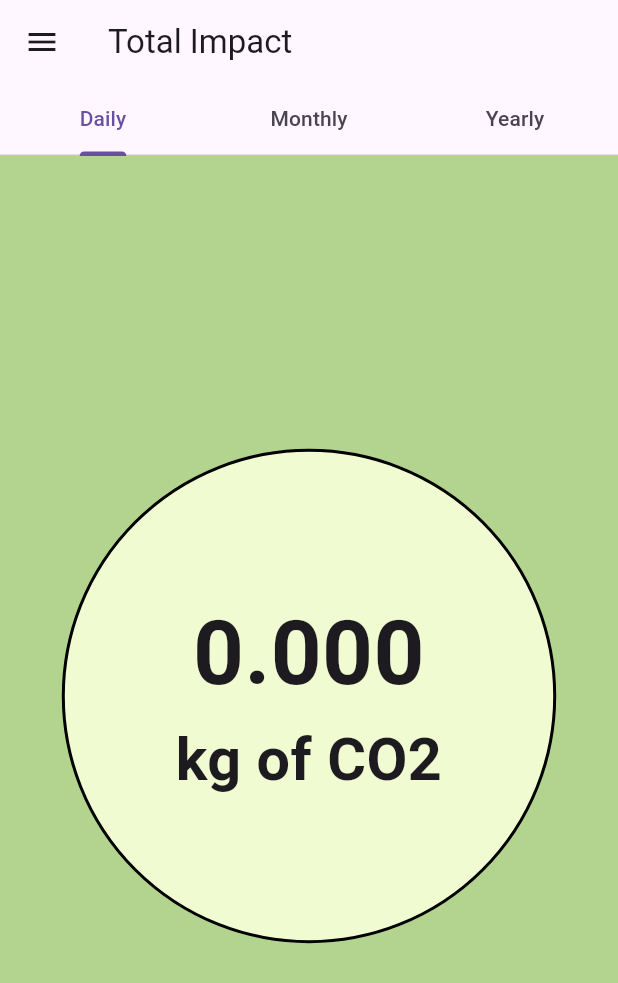
After one commit to HelenBat/Digi-Battery-usage-tracker, a Flutter app: the TotalImpactPage screen opened by its route, on a phone screen of 412 x 824 dp. The commit adds this screen. Shown: the top 983 px of the screen. Run offline on Flutter 3.47's test engine with Material 3 defaults, Android fonts, the phone set to English and light mode, and no system bars; our stand-ins replace fl_chart; Roboto replaces fonts that are missing (Titillium).

Commit message:
total impact page added

```diff
--- a/lib/main.dart
+++ b/lib/main.dart
@@ -3,6 +3,7 @@
 import 'package:flutter/material.dart';
 import 'pages/home_page.dart';
 import 'pages/stats_page.dart';
+import 'pages/total_impact_page.dart';
 import 'screens/permission_check_screen.dart';
 
 void main() {
@@ -34,6 +35,7 @@ class SocialMediaCarbonFootprintApp extends StatelessWidget {
         // Step 2: If granted, go to real home
         '/home': (context) => const HomePage(),
         '/stats': (context) => const StatsPage(),
+        '/totalImpact': (context) => const TotalImpactPage(),
       },
     );
   }
--- /dev/null
+++ b/lib/pages/total_impact_page.dart
@@ -0,0 +1,164 @@
+import 'package:flutter/material.dart';
+import '../services/usage_service.dart';
+import '../widgets/carbon_circle.dart';
+import '../widgets/app_drawer.dart';
+
+class TotalImpactPage extends StatefulWidget {
+  const TotalImpactPage({Key? key}) : super(key: key);
+
+  @override
+  State<TotalImpactPage> createState() => _TotalImpactPageState();
+}
+
+class _TotalImpactPageState extends State<TotalImpactPage>
+    with SingleTickerProviderStateMixin {
+  late TabController _tabController;
+  final UsageService _usageService = UsageService();
+
+  // Data placeholders
+  double _dailyImpact = 0.0;
+  double _monthlyImpact = 0.0;
+  double _yearlyImpact = 0.0;
+
+  bool _loadingDaily = true;
+  bool _loadingMonthly = true;
+  bool _loadingYearly = true;
+
+  @override
+  void initState() {
+    super.initState();
+    _tabController = TabController(length: 3, vsync: this);
+    _fetchAllData();
+  }
+
+  /// Fetch all time ranges in sequence
+  Future<void> _fetchAllData() async {
+    await _fetchYearlyImpact();
+    await _fetchMonthlyImpact();
+    await _fetchDailyImpact();
+  }
+
+  Future<void> _fetchYearlyImpact() async {
+    try {
+      final now = DateTime.now();
+      final startThisYear = DateTime(now.year, 1, 1);
+      final startLastYear = DateTime(now.year - 1, 1, 1);
+      final endLastYear = DateTime(now.year - 1, 12, 31, 23, 59, 59);
+
+      final thisYearData = await _usageService.getRangeUsage(
+          start: startThisYear, end: now);
+      final lastYearData = await _usageService.getRangeUsage(
+          start: startLastYear, end: endLastYear);
+
+      final thisYearTotal =
+          thisYearData.fold<double>(0, (sum, item) => sum + (item['co2'] as double));
+      final lastYearTotal =
+          lastYearData.fold<double>(0, (sum, item) => sum + (item['co2'] as double));
+
+      setState(() {
+        _yearlyImpact = thisYearTotal - lastYearTotal;
+      });
+    } catch (e) {
+      debugPrint('Error fetching yearly impact: $e');
+    } finally {
+      setState(() {
+        _loadingYearly = false;
+      });
+    }
+  }
+
+  Future<void> _fetchMonthlyImpact() async {
+    try {
+      final now = DateTime.now();
+      final startThisMonth = DateTime(now.year, now.month, 1);
+      final startLastMonth =
+          DateTime(now.year, now.month - 1, 1); // Handles year overflow too
+      final endLastMonth = DateTime(now.year, now.month, 0); // Last day of last month
+
+      final thisMonthData = await _usageService.getRangeUsage(
+          start: startThisMonth, end: now);
+      final lastMonthData = await _usageService.getRangeUsage(
+          start: startLastMonth, end: endLastMonth);
+
+      final thisMonthTotal =
+          thisMonthData.fold<double>(0, (sum, item) => sum + (item['co2'] as double));
+      final lastMonthTotal =
+          lastMonthData.fold<double>(0, (sum, item) => sum + (item['co2'] as double));
+
+      setState(() {
+        _monthlyImpact = thisMonthTotal - lastMonthTotal;
+      });
+    } catch (e) {
+      debugPrint('Error fetching monthly impact: $e');
+    } finally {
+      setState(() {
+        _loadingMonthly = false;
+      });
+    }
+  }
+
+  Future<void> _fetchDailyImpact() async {
+    try {
+      final now = DateTime.now();
+      final startToday = DateTime(now.year, now.month, now.day);
+      final startYesterday = startToday.subtract(const Duration(days: 1));
+      final endYesterday = startToday.subtract(const Duration(seconds: 1));
+
+      final todayData = await _usageService.getRangeUsage(
+          start: startToday, end: now);
+      final yesterdayData = await _usageService.getRangeUsage(
+          start: startYesterday, end: endYesterday);
+
+      final todayTotal =
+          todayData.fold<double>(0, (sum, item) => sum + (item['co2'] as double));
+      final yesterdayTotal =
+          yesterdayData.fold<double>(0, (sum, item) => sum + (item['co2'] as double));
+
+      setState(() {
+        _dailyImpact = todayTotal - yesterdayTotal;
+      });
+    } catch (e) {
+      debugPrint('Error fetching daily impact: $e');
+    } finally {
+      setState(() {
+        _loadingDaily = false;
+      });
+    }
+  }
+
+  @override
+  Widget build(BuildContext context) {
+    return Scaffold(
+      appBar: AppBar(
+        title: const Text('Total Impact'),
+        bottom: TabBar(
+          controller: _tabController,
+          tabs: const [
+            Tab(text: 'Daily'),
+            Tab(text: 'Monthly'),
+            Tab(text: 'Yearly'),
+          ],
+        ),
+      ),
+      drawer: const AppDrawer(),
+      body: TabBarView(
+        controller: _tabController,
+        children: [
+          _buildTabContent(_dailyImpact, _loadingDaily),
+          _buildTabContent(_monthlyImpact, _loadingMonthly),
+          _buildTabContent(_yearlyImpact, _loadingYearly),
+        ],
+      ),
+    );
+  }
+
+  /// Helper to build each tab's content based on data + loading flags
+  Widget _buildTabContent(double impact, bool isLoading) {
+    if (isLoading) {
+      return const Center(child: CircularProgressIndicator());
+    }
+    return Center(
+      child: CarbonCircle(co2Value: impact),
+    );
+  }
+}
```
Also changed, not shown: lib/widgets/app_drawer.dart (+11 -1 lines).
